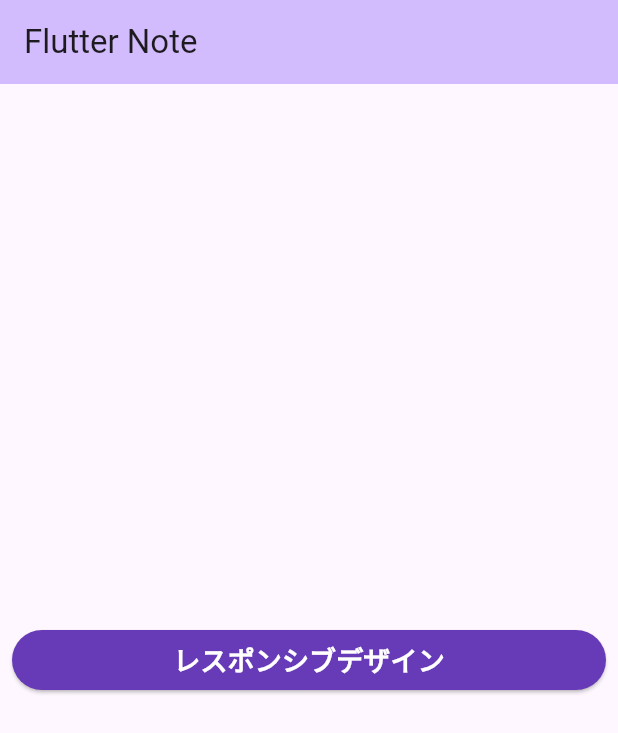
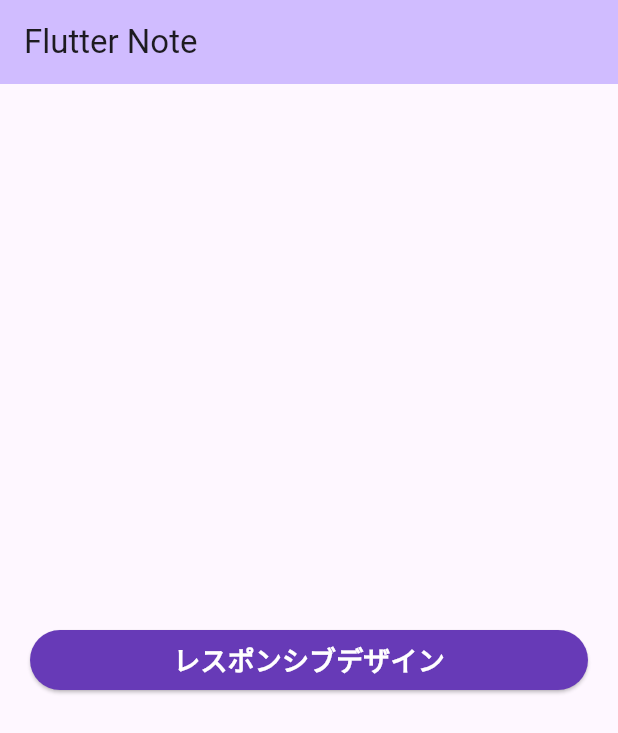
Before and after one commit to shinnkura/flutter_note, a Flutter app: the screen it shows after launch, on a phone screen of 412 x 824 dp. Shown: the top 733 px of the screen. Run offline on Flutter 3.47's test engine with Material 2 defaults, Android fonts, the phone set to English and light mode, and no system bars.

Commit message:
main.dartファイルの修正

```diff
--- a/lib/main.dart
+++ b/lib/main.dart
@@ -12,35 +12,23 @@ class MyHome extends StatelessWidget {
   @override
   Widget build(BuildContext context) {
     return MaterialApp(
+      debugShowCheckedModeBanner: false,
       title: 'Flutter Note',
+      theme: ThemeData(
+        primarySwatch: Colors.deepPurple,
+        useMaterial3: true,
+      ),
       initialRoute: '/',
       routes: {
         '/': (context) => MyApp(),
         'responsive': (context) => Responsive(),
-        // '/second': (context) =>  SecondPage(),
       },
     );
   }
 }
 
 class MyApp extends StatelessWidget {
-  const MyApp({super.key});
-
-  @override
-  Widget build(BuildContext context) {
-    return MaterialApp(
-      title: 'Flutter Note',
-      theme: ThemeData(
-        colorScheme: ColorScheme.fromSeed(seedColor: Colors.deepPurple),
-        useMaterial3: true,
-      ),
-      home: MyHomePage(),
-    );
-  }
-}
-
-class MyHomePage extends StatelessWidget {
-  const MyHomePage({
+  const MyApp({
     super.key,
   });
 
@@ -56,7 +44,7 @@ class MyHomePage extends StatelessWidget {
           mainAxisAlignment: MainAxisAlignment.center,
           children: <Widget>[
             Padding(
-              padding: EdgeInsets.all(8.0),
+              padding: EdgeInsets.all(20),
               child: Button(
                 width: double.infinity,
                 title: 'レスポンシブデザイン',
```
